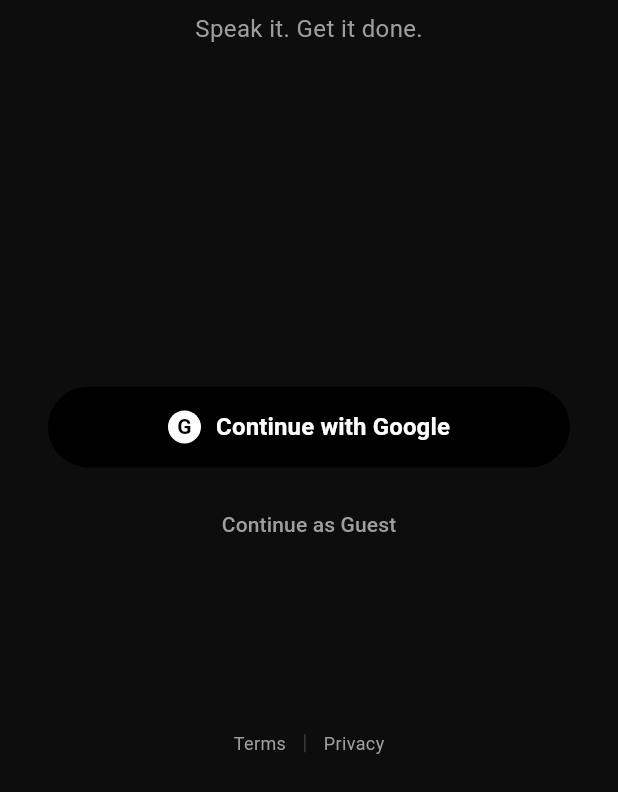
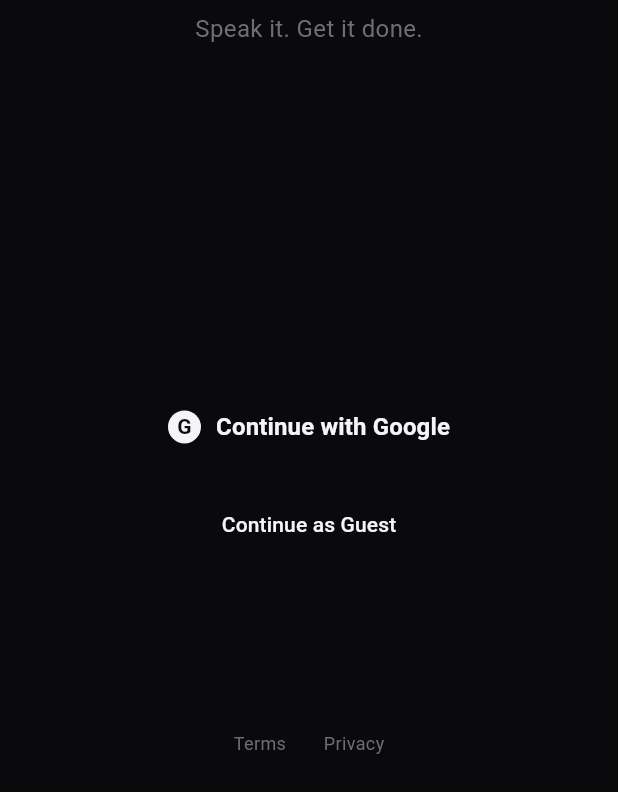
Before and after one commit to yasasbanukaofficial/todalk, a Flutter app: the screen it shows after launch, on a phone screen of 412 x 824 dp, the part 444-1236 px from its top. Run offline on Flutter 3.47's test engine with Material 3 defaults, Android fonts, the phone set to English and light mode, and no system bars; our stand-ins replace flutter_dotenv, just_audio, shared_preferences; missing offline and left inert: record; accounts and stored records are empty; Roboto replaces fonts that are missing (Helvetica); statements that could not run were skipped.

Commit message:
feat(ui): implement minimal dark fintech design system
New color tokens: near-black bg (#0A0A0C), surface (#16161A), hairline (#2A2A2E), text hierarchy. New type scale with hero numerals (48px/300w), tracked uppercase labels (12px/4sp). Deprecate pastel palette.

```diff
--- a/mobile/lib/theme/app_theme.dart
+++ b/mobile/lib/theme/app_theme.dart
@@ -1,68 +1,81 @@
 import 'package:flutter/material.dart';
 
 class AppColors {
-  static const Color black = Color(0xFF000000);
-  static const Color white = Color(0xFFFFFFFF);
-  static const Color background = Color(0xFF0D0D0D);
-  static const Color surfaceDark = Color(0xFF1C1C1E);
-  static const Color surfaceCard = Color(0xFF222226);
-  static const Color grey = Color(0xFF9E9E9E);
-  static const Color lightGrey = Color(0xFF3A3A3C);
-  static const Color red = Color(0xFFFF3B30);
-  static const Color accentRed = Color(0xFFE53935);
-
-  static const Color mint = Color(0xFFA8E6CF);
-  static const Color paleYellow = Color(0xFFFFE8A1);
-  static const Color lightBlue = Color(0xFFB8D4E3);
-  static const Color lavender = Color(0xFFD4C5F9);
+  static const Color black = Color(0xFF0A0A0C);
+  static const Color white = Color(0xFFF5F5F7);
+  static const Color surface = Color(0xFF16161A);
+  static const Color surfaceRaised = Color(0xFF1E1E22);
+  static const Color hairline = Color(0xFF2A2A2E);
+  static const Color textPrimary = Color(0xFFF5F5F7);
+  static const Color textSecondary = Color(0xFF6E6E76);
+  static const Color textTertiary = Color(0xFF3F3F45);
+  static const Color priorityHigh = Color(0xFFFF453A);
+  static const Color priorityMedium = Color(0xFFFFD60A);
+  static const Color priorityLow = Color(0xFF30D158);
 }
 
 class AppTheme {
-  static const double cardRadius = 22.0;
-  static const double sheetRadius = 24.0;
+  static const double cardRadius = 28.0;
+  static const double sheetRadius = 28.0;
   static const double pillRadius = 999.0;
-  static const double chipRadius = 16.0;
+  static const double smallRadius = 2.0;
 
   static ThemeData get dark => ThemeData(
-    scaffoldBackgroundColor: AppColors.background,
+    scaffoldBackgroundColor: AppColors.black,
     colorScheme: const ColorScheme.dark(
       primary: AppColors.white,
       onPrimary: AppColors.black,
-      secondary: AppColors.grey,
-      surface: AppColors.surfaceDark,
+      secondary: AppColors.textSecondary,
+      surface: AppColors.surface,
     ),
     fontFamily: 'Helvetica',
     textTheme: const TextTheme(
       displayLarge: TextStyle(
-        fontSize: 28,
-        fontWeight: FontWeight.w800,
-        color: AppColors.white,
+        fontSize: 48,
+        fontWeight: FontWeight.w300,
+        color: AppColors.textPrimary,
       ),
       displayMedium: TextStyle(
-        fontSize: 22,
-        fontWeight: FontWeight.w700,
-        color: AppColors.white,
+        fontSize: 40,
+        fontWeight: FontWeight.w300,
+        color: AppColors.textPrimary,
+      ),
+      headlineLarge: TextStyle(
+        fontSize: 28,
+        fontWeight: FontWeight.w300,
+        color: AppColors.textPrimary,
       ),
       headlineMedium: TextStyle(
-        fontSize: 18,
-        fontWeight: FontWeight.w600,
-        color: AppColors.white,
+        fontSize: 16,
+        fontWeight: FontWeight.w500,
+        color: AppColors.textPrimary,
+      ),
+      titleSmall: TextStyle(
+        fontSize: 12,
+        letterSpacing: 4,
+        fontWeight: FontWeight.w500,
+        color: AppColors.textSecondary,
       ),
       bodyLarge: TextStyle(
-        fontSize: 16,
-        fontWeight: FontWeight.w500,
-        color: AppColors.white,
+        fontSize: 15,
+        fontWeight: FontWeight.w400,
+        color: AppColors.textPrimary,
       ),
       bodyMedium: TextStyle(
-        fontSize: 14,
+        fontSize: 13,
         fontWeight: FontWeight.w400,
-        color: AppColors.white,
+        color: AppColors.textSecondary,
       ),
       bodySmall: TextStyle(
         fontSize: 12,
         fontWeight: FontWeight.w400,
-        color: AppColors.grey,
+        color: AppColors.textTertiary,
       ),
+    ),
+    dividerTheme: const DividerThemeData(
+      color: AppColors.hairline,
+      thickness: 1,
+      space: 0,
     ),
     useMaterial3: true,
   );
@@ -72,20 +85,20 @@ class AppTheme {
     colorScheme: const ColorScheme.dark(
       primary: AppColors.white,
       onPrimary: AppColors.black,
-      secondary: AppColors.grey,
-      surface: AppColors.surfaceDark,
+      secondary: AppColors.textSecondary,
+      surface: AppColors.surface,
     ),
     fontFamily: 'Helvetica',
     textTheme: const TextTheme(
+      bodyLarge: TextStyle(
+        fontSize: 15,
+        fontWeight: FontWeight.w400,
+        color: AppColors.textPrimary,
+      ),
       bodyMedium: TextStyle(
-        fontSize: 16,
-        fontWeight: FontWeight.w400,
-        color: AppColors.grey,
-      ),
-      bodySmall: TextStyle(
         fontSize: 13,
         fontWeight: FontWeight.w400,
-        color: AppColors.grey,
+        color: AppColors.textSecondary,
       ),
     ),
     useMaterial3: true,
```
